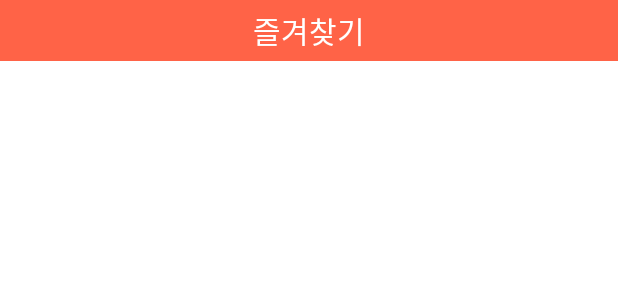
After one commit to seco/Seoul-App-Challenge, an Android app: the layout activity_bookmark.xml on its own in the app's theme, with its tools: preview values and no code run, on a phone screen of 412 x 824 dp. The commit adds this screen. Shown: the top 300 px of the screen. Run offline under Robolectric (Android 15) with nearby library versions, the phone set to English and light mode, and no system bars.

Commit message:
즐겨찾기 구현, BookmarkActivity 애깉비, activty_bookmark 레이아웃 추가, 기타 기능 수정

```diff
--- a/app/src/main/AndroidManifest.xml
+++ b/app/src/main/AndroidManifest.xml
@@ -30,7 +30,7 @@
         <activity android:name=".SplashActivity"/>
         <activity android:name=".ListActivity"/>
         <activity android:name=".DetailActivity"/>
-
+        <activity android:name=".BookmarkActivity"/>
     </application>
 
 </manifest>
--- /dev/null
+++ b/app/src/main/res/layout/activity_bookmark.xml
@@ -0,0 +1,37 @@
+<?xml version="1.0" encoding="utf-8"?>
+<LinearLayout
+    xmlns:android="http://schemas.android.com/apk/res/android"
+    android:orientation="vertical"
+    android:layout_width="match_parent"
+    android:layout_height="match_parent">
+
+    <LinearLayout
+        android:layout_width="match_parent"
+        android:layout_height="wrap_content">
+        <TextView
+            android:id="@+id/activity_title"
+            android:layout_width="match_parent"
+            android:layout_height="wrap_content"
+            android:background="#ff6347"
+            android:textSize="20sp"
+            android:text="즐겨찾기"
+            android:gravity="center"
+            android:paddingTop="5dp"
+            android:paddingBottom="5dp"
+            android:textColor="#ffffff"/>
+    </LinearLayout>
+
+    <LinearLayout
+        android:layout_width="match_parent"
+        android:layout_height="match_parent"
+        android:orientation="vertical">
+        <ListView
+            android:id="@+id/list_bookmark"
+            android:layout_width="match_parent"
+            android:layout_height="match_parent"
+            android:background="#fff"
+            android:paddingLeft="5dp">
+        </ListView>
+    </LinearLayout>
+
+</LinearLayout>
--- a/app/src/main/res/layout/activity_list.xml
+++ b/app/src/main/res/layout/activity_list.xml
@@ -44,10 +44,11 @@
             <Spinner
                 android:id="@+id/spinnerMinClass"
                 android:layout_marginTop="5dp"
-                android:layout_width="120dp"
+                android:layout_width="wrap_content"
                 android:layout_height="40dp"
                 android:layout_marginRight="5dp"
-                android:background="@drawable/spinner_class">
+                android:background="@drawable/spinner_class"
+                android:gravity="center">
             </Spinner>
             <com.gc.materialdesign.views.ButtonRectangle
                 android:id="@+id/btnCategorySearch"
--- a/app/src/main/res/layout/spinner_class_normal.xml
+++ b/app/src/main/res/layout/spinner_class_normal.xml
@@ -5,8 +5,7 @@
     android:paddingRight="13dp"
     android:orientation="horizontal"
     android:layout_width="match_parent"
-    android:layout_height="match_parent"
-    android:background="@drawable/spinner_class">
+    android:layout_height="match_parent">
 
     <!--
     <ImageView
```
Also changed, not shown: app/src/main/java/com/sejongsoftware/seoulappproject/BookmarkActivity.java (added, +123 -0 lines), app/src/main/java/com/sejongsoftware/seoulappproject/DetailActivity.java (+70 -0 lines), app/src/main/java/com/sejongsoftware/seoulappproject/MainActivity.java (+10 -1 lines), app/src/main/res/layout/activity_detail.xml (+10 -1 lines), app/src/main/res/layout/activity_main.xml (+22 -7 lines).
